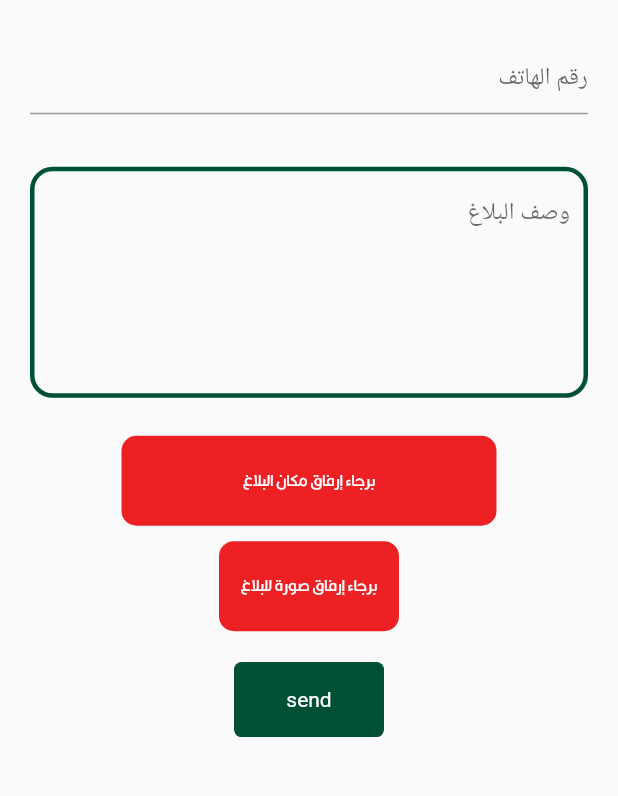
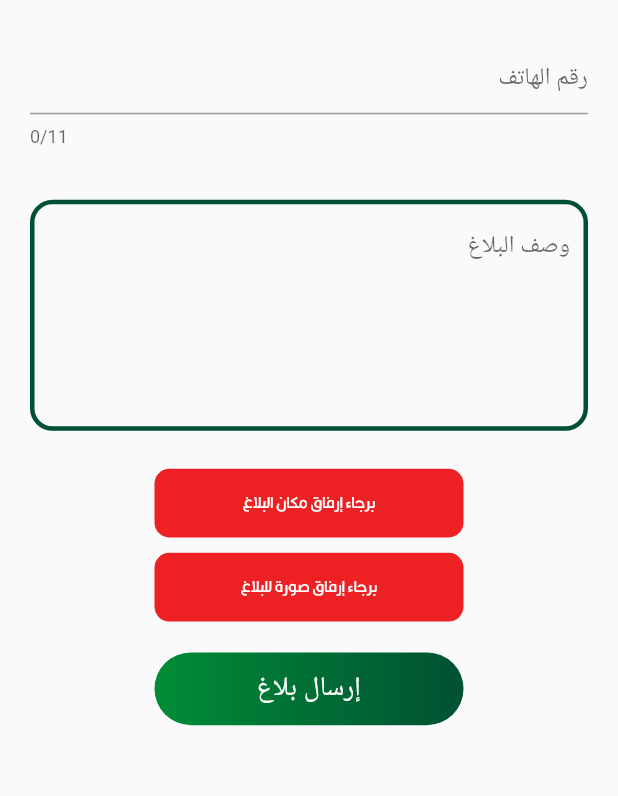
Before and after one commit to andrewayadwadie/fly, a Flutter app: the BugReportScreen screen opened directly, on a phone screen of 412 x 824 dp, the part 204-1000 px from its top. Run offline on Flutter 3.47's test engine with Material 2 defaults, Android fonts, the phone set to English and light mode, and no system bars; our stand-ins replace get, get_storage, google_maps_flutter, image_picker, location, persistent_bottom_nav_bar and 1 more; missing offline and left inert: flutter_polyline_points, google_geocoding, hawk_fab_menu, multi_image_picker2; accounts and stored records are empty; project files that could hold a hidden picture were left out.

Commit message:
24-1-2022

```diff
--- a/lib/view/reports_categories/bug_report/bug_report_screen.dart
+++ b/lib/view/reports_categories/bug_report/bug_report_screen.dart
@@ -3,16 +3,12 @@ import 'dart:developer';
 import 'package:flutter/material.dart';
 import 'package:fly/core/controller/location_controller.dart';
 import 'package:fly/core/service/report_service.dart';
-
 import 'package:get/get.dart';
-
 import 'package:hawk_fab_menu/hawk_fab_menu.dart';
-
 import 'package:fly/core/controller/image_picker_controller.dart';
 import 'package:fly/test_map_screen.dart';
 import 'package:fly/utils/style.dart';
 import 'package:fly/view/shared_widgets/header_widget.dart';
-
 
 // ignore: must_be_immutable
 class BugReportScreen extends StatelessWidget {
@@ -20,9 +16,7 @@ class BugReportScreen extends StatelessWidget {
     Key? key,
   }) : super(key: key);
 
-
- static  int noticeClassifyId =1;
-
+  static int noticeClassifyId = 1;
 
   final _formKey = GlobalKey<FormState>();
   String? phone;
@@ -83,6 +77,7 @@ class BugReportScreen extends StatelessWidget {
                           padding: const EdgeInsets.symmetric(
                               horizontal: 20, vertical: 20),
                           child: TextFormField(
+                            maxLength: 11,
                             keyboardType: TextInputType.phone,
                             decoration: const InputDecoration(
                               hintText: "رقم الهاتف ",
@@ -147,11 +142,13 @@ class BugReportScreen extends StatelessWidget {
                           init: BugLocationController(),
                           builder: (bugController) => Container(
                             alignment: Alignment.center,
-                            width: 250,
-                            height: 60,
+                            width: MediaQuery.of(context).size.width/2,
+                            height: MediaQuery.of(context).size.height/18,
                             decoration: BoxDecoration(
                               color: bugController.locationLat == 0.0 &&
-                                    bugController.locationLng == 0.0 ? redColor : lightPrimaryColor,
+                                      bugController.locationLng == 0.0
+                                  ? redColor
+                                  : lightPrimaryColor,
                               borderRadius: BorderRadius.circular(10),
                             ),
                             child: bugController.locationLat == 0.0 &&
@@ -167,8 +164,16 @@ class BugReportScreen extends StatelessWidget {
                                   )
                                 : Column(
                                     children: [
-                                      Text("${bugController.locationLat}",style:const TextStyle(color: Colors.white),),
-                                      Text("${bugController.locationLng}",style:const TextStyle(color: Colors.white),),
+                                      Text(
+                                        "${bugController.locationLat}",
+                                        style: const TextStyle(
+                                            color: Colors.white),
+                                      ),
+                                      Text(
+                                        "${bugController.locationLng}",
+                                        style: const TextStyle(
+                                            color: Colors.white),
+                                      ),
                                     ],
                                   ),
                           ),
@@ -179,14 +184,13 @@ class BugReportScreen extends StatelessWidget {
                         // report Images
                         imagecontroller.image != null
                             ? Container(
-                                width: MediaQuery.of(context).size.width/1.3,
-                                height: MediaQuery.of(context).size.height/5,
+                                width: MediaQuery.of(context).size.width / 1.3,
+                                height: MediaQuery.of(context).size.height / 5,
                                 padding: const EdgeInsets.all(5),
                                 decoration: BoxDecoration(
                                     border: Border.all(
                                         width: 2, color: lightPrimaryColor),
-                                        borderRadius: BorderRadius.circular(10)
-                                        ),
+                                    borderRadius: BorderRadius.circular(10)),
                                 child: Image.file(
                                   imagecontroller.image!,
                                   width: 120,
@@ -196,8 +200,8 @@ class BugReportScreen extends StatelessWidget {
                               )
                             : Container(
                                 alignment: Alignment.center,
-                                width: 120,
-                                height: 60,
+                                width: MediaQuery.of(context).size.width/2,
+                            height: MediaQuery.of(context).size.height/18,
                                 decoration: BoxDecoration(
                                   color: redColor,
                                   borderRadius: BorderRadius.circular(10),
@@ -220,38 +224,47 @@ class BugReportScreen extends StatelessWidget {
                         GetBuilder<BugLocationController>(
                             builder: (bugControl) {
                           return InkWell(
-                              onTap: () async{
+                            onTap: () async {
                               // Validate returns true if the form is valid, or false otherwise.
                               if (_formKey.currentState!.validate()) {
                                 _formKey.currentState!.save();
 
-                                await ReportServices().sendFormData(
+                                await ReportServices()
+                                    .sendFormData(
                                         noticeClassifyId: "$noticeClassifyId",
                                         text: text,
                                         phone: phone,
                                         imge: imagecontroller.image!,
                                         lat: " ${bugControl.locationLat}",
-                                     long: "${bugControl.locationLng}").then(
-                                       (value) => log("result is $value"));
-
+                                        long: "${bugControl.locationLng}")
+                                    .then((value) => log("result is $value"));
                               }
                             },
                             child: Container(
                               alignment: Alignment.center,
-                                height: 50,
-                                width: 100,
+                              height: MediaQuery.of(context).size.height / 17,
+                              width: MediaQuery.of(context).size.width / 2,
                               decoration: BoxDecoration(
-                                    color: primaryColor,
-                                    borderRadius: BorderRadius.circular(5)),
+                                borderRadius: BorderRadius.circular(40),
+                                gradient: const LinearGradient(
+                                    colors: [
+                                      lightPrimaryColor,
+                                      primaryColor,
+                                    ],
+                                    begin: FractionalOffset(0.0, 0.0),
+                                    end: FractionalOffset(1.0, 0.0),
+                                    stops: [0.0, 1.0],
+                                    tileMode: TileMode.clamp),
+                              ),
                               child: const Text(
-                                  "send",
-                                  style: TextStyle(color: Colors.white),
+                                "إرسال بلاغ ",
+                                style: TextStyle(
+                                    color: Colors.white, fontSize: 18),
                                 textAlign: TextAlign.center,
                               ),
                             ),
                           );
-                          }
-                        ),
+                        }),
                       ],
                     ),
                   ),
```
Lines whose indentation alone changed are shown as unchanged.
